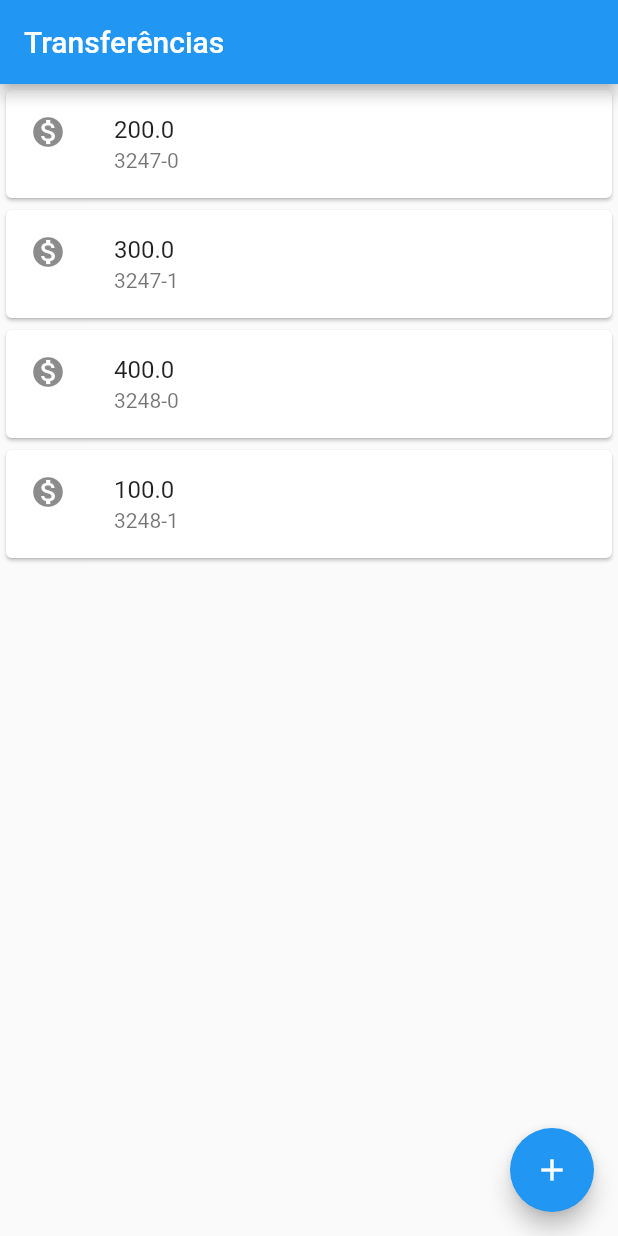
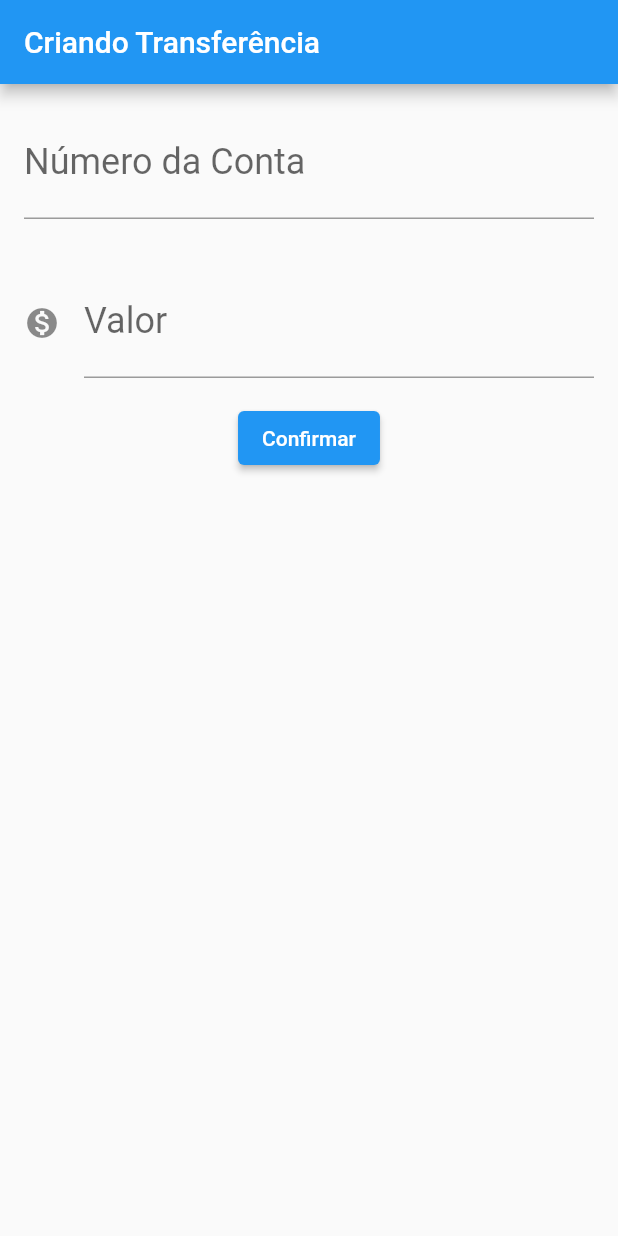
Before and after one commit to brunocheles/Alura, a Flutter app: the screen it shows after launch, on a phone screen of 412 x 824 dp. Run offline on Flutter 3.47's test engine with Material 2 defaults, Android fonts, the phone set to English and light mode, and no system bars; missing offline and left inert: dart:ffi.

Commit message:
Criação da tela de inserção do usuário

```diff
--- a/Projeto_ByteBank/lib/main.dart
+++ b/Projeto_ByteBank/lib/main.dart
@@ -1,35 +1,97 @@
+import 'dart:ffi';
+
+import 'package:flutter/cupertino.dart';
 import 'package:flutter/material.dart';
 
 void main() {
-  runApp(MaterialApp(
-    home: Scaffold(
+  runApp(BytebankApp());
+}
+
+class BytebankApp extends StatelessWidget {
+  @override
+  Widget build(BuildContext context) {
+    return MaterialApp(
+      home: Scaffold(
+        body: FormularioTransferencia(),
+      ),
+    );
+  }
+}
+
+class FormularioTransferencia extends StatelessWidget {
+  final TextEditingController _controladorCampoNumeroConta =
+      TextEditingController();
+  final TextEditingController _controladorCampoValor = TextEditingController();
+
+  @override
+  Widget build(BuildContext context) {
+    return Scaffold(
+      appBar: AppBar(
+        title: Text('Criando Transferência'),
+      ),
+      body: Column(
+        children: <Widget>[
+          Padding(
+            padding: const EdgeInsets.all(16.0),
+            child: TextField(
+              controller: _controladorCampoNumeroConta,
+              style: TextStyle(fontSize: 24.0),
+              decoration: InputDecoration(
+                  labelText: 'Número da Conta', hintText: '0000'),
+              keyboardType: TextInputType.number,
+            ),
+          ),
+          Padding(
+            padding: const EdgeInsets.all(16.0),
+            child: TextField(
+              controller: _controladorCampoValor,
+              style: TextStyle(fontSize: 24.0),
+              decoration: InputDecoration(
+                  icon: Icon(Icons.monetization_on),
+                  labelText: 'Valor',
+                  hintText: '0.00'),
+              keyboardType: TextInputType.number,
+            ),
+          ),
+          ElevatedButton(
+            onPressed: () {
+              final String numeroConta = _controladorCampoNumeroConta.text;
+              final double valor = double.tryParse(_controladorCampoValor.text);
+              Transferencia(valor, numeroConta);
+            },
+            child: Text('Confirmar'),
+          ),
+        ],
+      ),
+    );
+  }
+}
+
+class ListaTransferencias extends StatelessWidget {
+  @override
+  Widget build(BuildContext context) {
+    // TODO: implement build
+    return Scaffold(
       appBar: AppBar(
         title: Text('Transferências'),
       ),
-      body: ListaTransferencias(),
+      body: Column(
+        children: <Widget>[
+          ItemTransferencia(Transferencia(200.0, '3247-0')),
+          ItemTransferencia(Transferencia(300.0, '3247-1')),
+          ItemTransferencia(Transferencia(400.0, '3248-0')),
+          ItemTransferencia(Transferencia(100.0, '3248-1')),
+        ],
+      ),
       floatingActionButton: FloatingActionButton(
         child: Icon(Icons.add),
         onPressed: () {},
       ),
-    ),
-  ));
-}
-class ListaTransferencias extends StatelessWidget {
-  @override
-  Widget build(BuildContext context) {
-    // TODO: implement build
-    return Column(
-      children: <Widget>[
-        ItemTransferencia(Transferencia(200.0,'3247-0')),
-        ItemTransferencia(Transferencia(300.0,'3247-1')),
-        ItemTransferencia(Transferencia(400.0,'3248-0')),
-        ItemTransferencia(Transferencia(100.0,'3248-1')),
-      ],
     );
   }
 }
+
 class ItemTransferencia extends StatelessWidget {
-
   final Transferencia _transferencia;
 
   ItemTransferencia(this._transferencia);
@@ -46,6 +108,7 @@ class ItemTransferencia extends StatelessWidget {
     );
   }
 }
+
 class Transferencia {
   final double valor;
   final String numeroConta;
```
